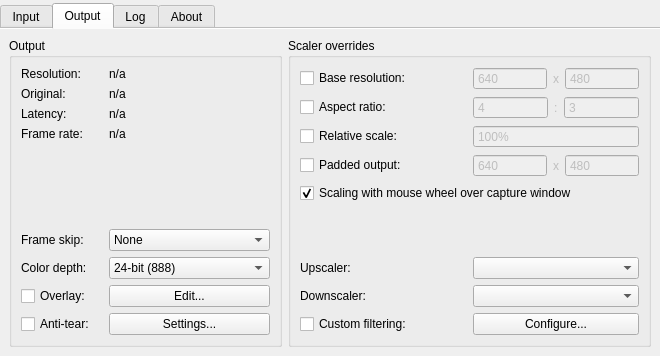
Above: src/display/qt/d_control_panel.ui from mrehkopf/vcs before the change. Below: the same form after it.
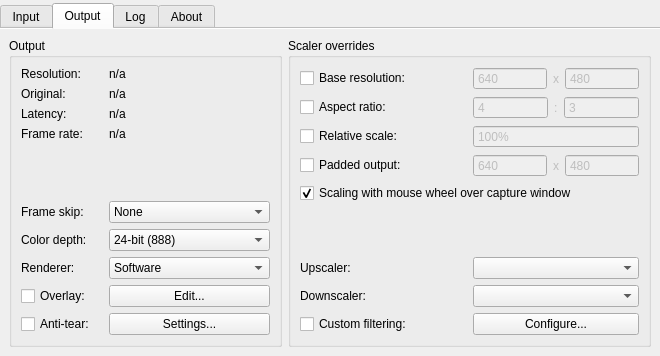
That is the form after the change. The open tabs and pages were chosen to show the change.

Commit message: Add GUI controls to enable OpenGL rendering

The edit to the form file:
```diff
--- a/src/display/qt/d_control_panel.ui
+++ b/src/display/qt/d_control_panel.ui
@@ -586,7 +586,7 @@
                </item>
               </widget>
              </item>
-             <item row="10" column="0">
+             <item row="11" column="0">
               <widget class="QCheckBox" name="checkBox_overlay">
                <property name="sizePolicy">
                 <sizepolicy hsizetype="Minimum" vsizetype="Expanding">
@@ -599,14 +599,14 @@
                </property>
               </widget>
              </item>
-             <item row="10" column="1">
+             <item row="11" column="1">
               <widget class="QPushButton" name="pushButton_editOverlay">
                <property name="text">
                 <string>Edit...</string>
                </property>
               </widget>
              </item>
-             <item row="11" column="0">
+             <item row="12" column="0">
               <widget class="QCheckBox" name="checkBox_outputAntiTear">
                <property name="sizePolicy">
                 <sizepolicy hsizetype="Minimum" vsizetype="Expanding">
@@ -619,13 +619,34 @@
                </property>
               </widget>
              </item>
-             <item row="11" column="1">
+             <item row="12" column="1">
               <widget class="QPushButton" name="pushButton_antiTearOptions">
                <property name="text">
                 <string>Settings...</string>
                </property>
               </widget>
              </item>
+             <item row="10" column="1">
+              <widget class="QComboBox" name="comboBox_renderer">
+               <item>
+                <property name="text">
+                 <string>Software</string>
+                </property>
+               </item>
+               <item>
+                <property name="text">
+                 <string>OpenGL</string>
+                </property>
+               </item>
+              </widget>
+             </item>
+             <item row="10" column="0">
+              <widget class="QLabel" name="label_2">
+               <property name="text">
+                <string>Renderer:</string>
+               </property>
+              </widget>
+             </item>
             </layout>
            </widget>
           </item>
```
The commit also changes 6 other files.
